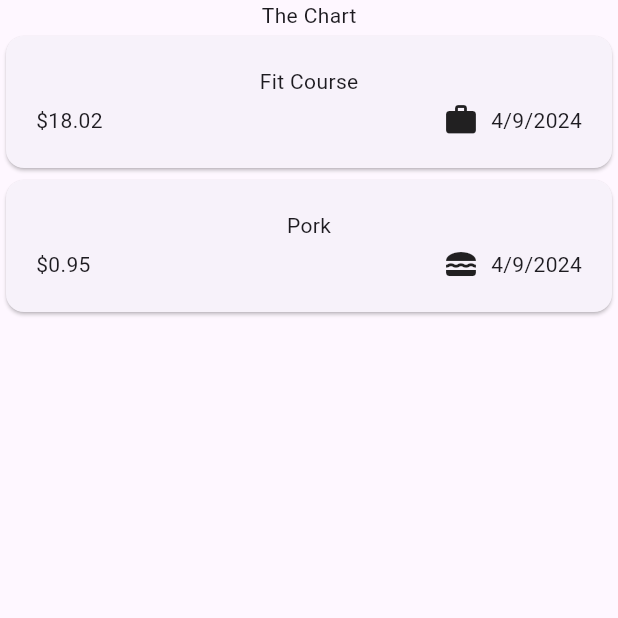
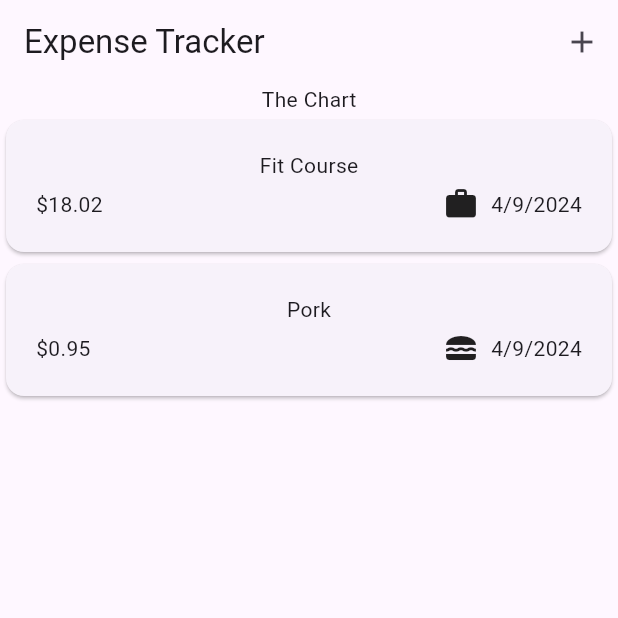
Before and after one commit to hyak4j/ExpenseTracker, a Flutter app: the screen it shows after launch, on a phone screen of 412 x 824 dp, the top half of it. Run offline on Flutter 3.47's test engine with Material 3 defaults, Android fonts, the phone set to English and light mode, and no system bars.

Commit message:
feat: 新增記帳輸入頁面

```diff
--- a/lib/main.dart
+++ b/lib/main.dart
@@ -1,9 +1,10 @@
-import 'package:expense_tracker/widgets/expenses_screen.dart';
+import 'package:expense_tracker/view/expenses_screen.dart';
 import 'package:flutter/material.dart';
 
 void main() {
   runApp(
-    const MaterialApp(
+    MaterialApp(
+      theme: ThemeData(useMaterial3: true),
       home: ExpensesScreen(),
     )
   );
--- a/lib/widgets/expenses_screen.dart
+++ b/lib/view/expenses_screen.dart
@@ -1,3 +1,4 @@
+import 'package:expense_tracker/view/new_expenses_screen.dart';
 import 'package:expense_tracker/widgets/expenses_list/expenses_list.dart';
 import 'package:flutter/material.dart';
 import 'package:expense_tracker/model/expense_model.dart';
@@ -26,12 +27,27 @@ class _ExpensesScreenState extends State<ExpensesScreen> {
     ),
   ];
 
+  void _openAddExpenseOverlay() {
+    showModalBottomSheet(
+      context: context,
+      builder: (ctx) => const NewExpenseScreen());
+  }
+
   @override
   Widget build(BuildContext context) {
     return Scaffold(
+      appBar: AppBar(
+        title: const Text('Expense Tracker'),
+        actions: [
+          IconButton(
+            onPressed: _openAddExpenseOverlay,
+            icon: const Icon(Icons.add)
+          ),
+        ],
+      ),
       body: Column(
         children: [
-          Text('The Chart'),
+          const Text('The Chart'),
           Expanded(
             child: ExpensesList(expenses: _registeredExpenses)
           ),
```
Also changed, not shown: lib/view/new_expenses_screen.dart (added, +63 -0 lines).
